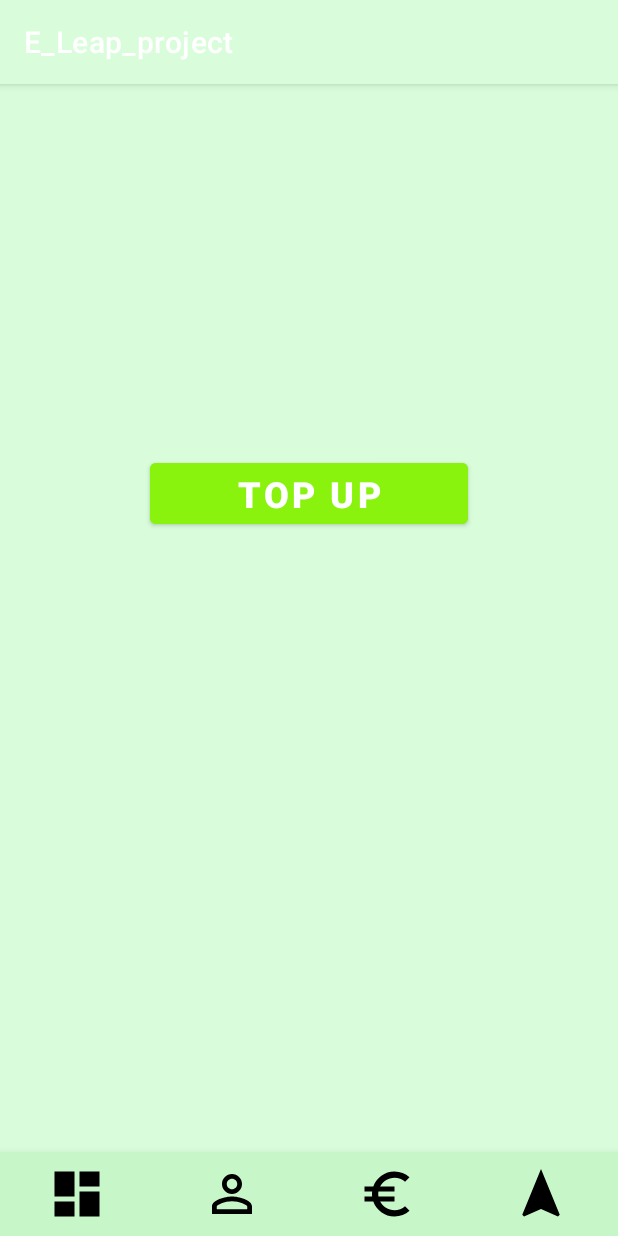
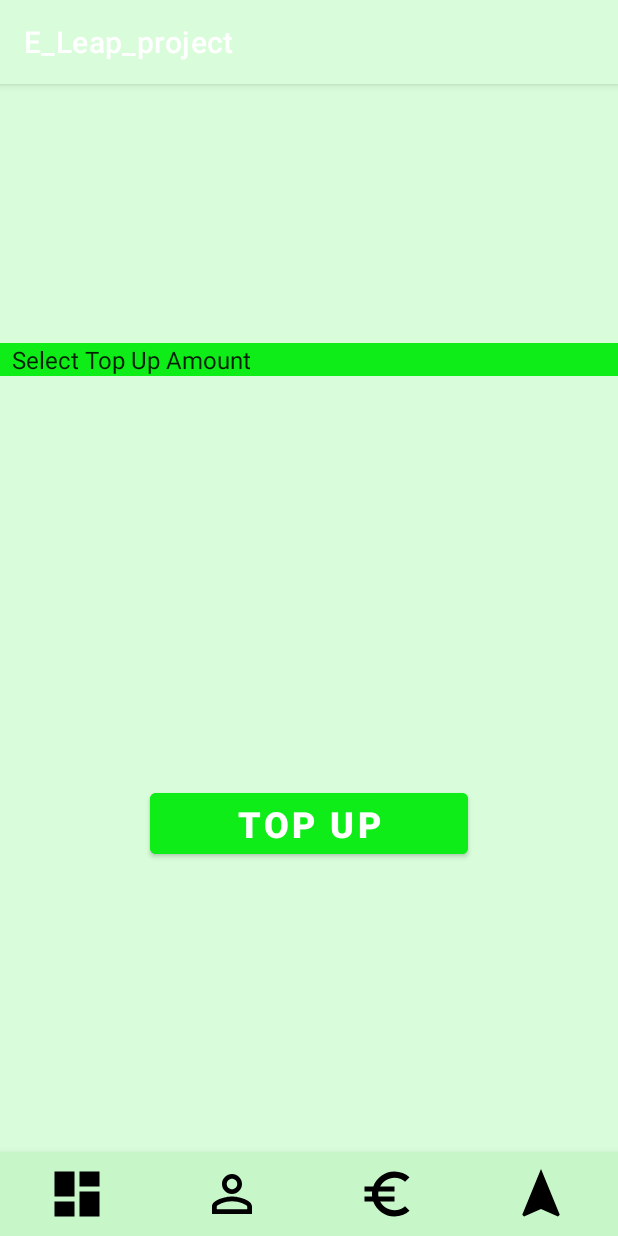
Before and after one commit to sampannap12/e-leap, an Android app: the screen it shows after launch (MainActivity), item 3 of the bottom bar chosen, on a phone screen of 412 x 824 dp. Run offline under Robolectric (Android 15) with nearby library versions, the phone set to English and light mode, and no system bars; our stand-ins replace Firebase (no records; nobody signed in at launch, a user with empty details on screens opened directly), Volley; libraries missing offline, so code that uses them is left out: com.stripe.android; 3 statements that could not run were skipped.

```diff
--- a/code/app/src/main/AndroidManifest.xml
+++ b/code/app/src/main/AndroidManifest.xml
@@ -9,6 +9,7 @@
         android:dataExtractionRules="@xml/data_extraction_rules"
         android:fullBackupContent="@xml/backup_rules"
         android:icon="@mipmap/ic_launcher"
+        android:usesCleartextTraffic="true"
         android:label="@string/app_name"
         android:roundIcon="@mipmap/ic_launcher_round"
         android:supportsRtl="true"
--- a/code/app/src/main/java/com/nfclab/e_leap_project/Dashboard_Fragment.java
+++ b/code/app/src/main/java/com/nfclab/e_leap_project/Dashboard_Fragment.java
@@ -71,12 +71,12 @@ public class Dashboard_Fragment extends Fragment   {
                             String nameResult= task.getResult().getString("Full_Name");
                             String AccountResult= task.getResult().getString("Account_Type");
                             Double balanceResult = task.getResult().getDouble("Balance");
-                            String balanc = Double.toString(balanceResult);
+
 
 
                             user_name.setText(nameResult);
                             account_type.setText(AccountResult);
-                            balance.setText(balanc);
+                            balance.setText(String.valueOf(balanceResult));
 
                         }
 
--- a/code/app/src/main/java/com/nfclab/e_leap_project/Profile.java
+++ b/code/app/src/main/java/com/nfclab/e_leap_project/Profile.java
@@ -93,8 +93,7 @@ public class Profile extends Fragment {
 
                             String nameResult = task.getResult().getString("Full_Name");
                             String AccountResult = task.getResult().getString("Account_Type");
-                            Double balanceResult = task.getResult().getDouble("Balance");
-                            String balanc = Double.toString(balanceResult);
+
                             String emailResult = task.getResult().getString("Email");
                             etname.setText(nameResult);
                             etemail.setText(emailResult);
--- a/code/app/src/main/java/com/nfclab/e_leap_project/Register.java
+++ b/code/app/src/main/java/com/nfclab/e_leap_project/Register.java
@@ -71,7 +71,7 @@ public class Register extends AppCompatActivity {
             String password = mPassword.getText().toString().trim();
             String fullname = mFullName.getText().toString().trim();
             boolean mAccountypeChecked = mAccountype.isChecked();
-            double balance = 0;
+            Double balance = 0.0;
             String AccountType;
             if (mAccountypeChecked == true)
             {
--- a/code/app/src/main/java/com/nfclab/e_leap_project/Topup.java
+++ b/code/app/src/main/java/com/nfclab/e_leap_project/Topup.java
@@ -1,44 +1,311 @@
 package com.nfclab.e_leap_project;
 
+import android.content.Context;
+import android.content.res.Resources;
 import android.os.Bundle;
+import android.view.LayoutInflater;
+import android.view.View;
+import android.view.ViewGroup;
+import android.widget.AdapterView;
+import android.widget.ArrayAdapter;
+import android.widget.Button;
+import android.widget.Spinner;
+import android.widget.Toast;
 
 import androidx.annotation.NonNull;
 import androidx.annotation.Nullable;
-import androidx.appcompat.app.AppCompatActivity;
 import androidx.fragment.app.Fragment;
 
-import android.view.LayoutInflater;
-import android.view.View;
-import android.view.ViewGroup;
-import android.widget.Button;
-import android.widget.EditText;
-import android.widget.Spinner;
+import com.android.volley.AuthFailureError;
+import com.android.volley.Request;
+import com.android.volley.RequestQueue;
+import com.android.volley.Response;
+import com.android.volley.VolleyError;
+import com.android.volley.toolbox.StringRequest;
+import com.android.volley.toolbox.Volley;
+import com.google.android.gms.tasks.OnCompleteListener;
+import com.google.android.gms.tasks.OnFailureListener;
+import com.google.android.gms.tasks.OnSuccessListener;
+import com.google.android.gms.tasks.Task;
+import com.google.firebase.auth.FirebaseAuth;
+import com.google.firebase.auth.FirebaseUser;
+import com.google.firebase.firestore.DocumentReference;
+import com.google.firebase.firestore.DocumentSnapshot;
+import com.google.firebase.firestore.FirebaseFirestore;
+import com.google.firebase.firestore.FirebaseFirestoreException;
+import com.google.firebase.firestore.Transaction;
+import com.stripe.android.PaymentConfiguration;
+import com.stripe.android.paymentsheet.PaymentSheet;
+import com.stripe.android.paymentsheet.PaymentSheetResult;
 
+import org.json.JSONException;
+import org.json.JSONObject;
+
+import java.util.HashMap;
+import java.util.Map;
 
 
 public class Topup extends Fragment {
-    Button button;
 
-    @Nullable
+    private Button payButton;
+    String PublishableKey= "pk_test_51M9TmXEmmGrai2qsgxqPP0ynZIK8kNDxl7mJSFF98Jq8kNgB6it7oHCuwWJnMccEFAGMX99CZK4kwvMtjWbN8akh00VBqp3etQ";
+    String SecreteKey = "sk_test_51M9TmXEmmGrai2qsSDlAxm8nYk8gFtglwmLF7IntK1MB7Ndn5Xx43tdf9hkIWhnJlyqCptUqKM1pQhpPRDQ4MDM800rticnD7V";
+    String CustomerId;
+    String EphericalKey;
+    String ClientSecret;
+    PaymentSheet paymentSheet;
+    String item;
+    Double balanceResult;
+    StringRequest request;
+    String amount;
+    Double new_balance;
+    private Context mContext;
+
     @Override
-    public View onCreateView(@NonNull LayoutInflater inflater, @Nullable ViewGroup container, @Nullable Bundle savedInstanceState) {
+    public void onAttach(Context context) {
+        super.onAttach(context);
+        mContext = context;
+    }
+
+    @Override
+    public View onCreateView(LayoutInflater inflater, ViewGroup container, Bundle savedInstanceState) {
         View view = inflater.inflate(R.layout.fragment_topup, container, false);
-        // Inflate the layout for this fragment
-        button =view.findViewById(R.id.top);
+        payButton = view.findViewById(R.id.top);
+
+        PaymentConfiguration.init(mContext,PublishableKey);
+        paymentSheet = new PaymentSheet(this, this::onPaymentSheetResult);
+
+
+        Spinner spinner = (Spinner) view.findViewById(R.id.spinner);
+        ArrayAdapter<CharSequence> adapter = ArrayAdapter.createFromResource(mContext,
+                R.array.Top_Up_Amount, android.R.layout.simple_spinner_item);
+        adapter.setDropDownViewResource(android.R.layout.simple_spinner_dropdown_item);
+        spinner.setAdapter(adapter);
+
+
+        spinner.setOnItemSelectedListener(new AdapterView.OnItemSelectedListener() {
+            @Override
+            public void onItemSelected(AdapterView<?> parent, View view, int position, long id) {
+                if (parent.getItemAtPosition(position).equals("Select Top Up Amount")) {
+                    //do nothing.
+                } else {
+                    item = parent.getItemAtPosition(position).toString();
+                    amount = item;
+                    request = new StringRequest(Request.Method.POST, "https://api.stripe.com/v1/customers",
+                            new Response.Listener<String>() {
+                                @Override
+                                public void onResponse(String response) {
+                                    try {
+                                        JSONObject object = new JSONObject(response);
+                                        CustomerId = object.getString("id");
+                                        Toast.makeText(mContext,"Client id"+ CustomerId,Toast.LENGTH_SHORT).show();
+                                        getEphericalKey();
+
+
+                                    } catch (JSONException e) {
+                                        e.printStackTrace();
+
+                                    }
+                                }
+                            }, new Response.ErrorListener() {
+                        @Override
+                        public void onErrorResponse(VolleyError error) {
+                            Toast.makeText(mContext, error.getLocalizedMessage(), Toast.LENGTH_SHORT).show();
+                        }
+                    }) {
+                        @Override
+                        public Map<String, String> getHeaders() throws AuthFailureError {
+                            Map<String, String> header = new HashMap<>();
+                            header.put("Authorization", "Bearer " + SecreteKey);
+                            return header;
+
+                        }
+                    };
+                    RequestQueue requestQueue = Volley.newRequestQueue(mContext);
+                    requestQueue.add(request);
+
+                }
+            }
+            @Override
+            public void onNothingSelected(AdapterView<?> parent) {
+            }
+
+
+        });
+
+
+        payButton.setOnClickListener(new View.OnClickListener() {
+            @Override
+            public void onClick(View v) {
+               paymentFlow();
+            }
+        });
 
 
         return view;
     }
-    @Override
-    public void onCreate(@Nullable Bundle savedInstanceState) {
-        super.onCreate(savedInstanceState);
 
 
 
+    public void getEphericalKey() {
+        StringRequest request = new StringRequest(Request.Method.POST, "https://api.stripe.com/v1/ephemeral_keys",
+                new Response.Listener<String>() {
+                    @Override
+                    public void onResponse(String response) {
+                        try {
+                            JSONObject object = new JSONObject(response);
+                            EphericalKey = object.getString("id");
+                            Toast.makeText(mContext,"Ephericalkey"+ EphericalKey,Toast.LENGTH_SHORT).show();
+                            getClientSecret(ClientSecret,EphericalKey);
 
 
+                        } catch (JSONException e) {
+                            e.printStackTrace();
+
+                        }
+                    }
+                }, new Response.ErrorListener() {
+            @Override
+            public void onErrorResponse(VolleyError error) {
+                Toast.makeText(mContext,error.getLocalizedMessage(),Toast.LENGTH_SHORT).show();
+            }
+        }){
+
+            @Override
+            public Map<String, String> getHeaders() throws AuthFailureError {
+                Map<String, String> header = new HashMap<>();
+                header.put("Authorization","Bearer "+ SecreteKey);
+                header.put("Stripe-Version", "2022-08-01");
+                return header;
+
+            }
+
+            @Nullable
+            @Override
+            protected Map<String, String> getParams() throws AuthFailureError {
+                Map<String, String> params = new HashMap<>();
+                params.put("customer",CustomerId);
+                return params;
+            }
+        };
+        RequestQueue requestQueue = Volley.newRequestQueue(mContext);
+        requestQueue.add(request);
 
     }
 
+    public void getClientSecret(String clientId, String ephericalKey) {
+
+        StringRequest request = new StringRequest(Request.Method.POST, "https://api.stripe.com/v1/payment_intents",
+                new Response.Listener<String>() {
+                    @Override
+                    public void onResponse(String response) {
+                        try {
+                            JSONObject object = new JSONObject(response);
+                            ClientSecret = object.getString("client_secret");
+                            Toast.makeText(mContext,"ClientSecret "+ ClientSecret,Toast.LENGTH_SHORT).show();
+
+                        } catch (JSONException e) {
+                            e.printStackTrace();
+
+                        }
+                    }
+                }, new Response.ErrorListener() {
+            @Override
+            public void onErrorResponse(VolleyError error) {
+
+            }
+        }){
+
+            @Override
+            public Map<String, String> getHeaders() throws AuthFailureError {
+                Map<String, String> header = new HashMap<>();
+                header.put("Authorization","Bearer "+ SecreteKey);
+                header.put("Stripe-Version", "2022-08-01");
+                return header;
+
+            }
+
+            @Nullable
+            @Override
+            protected Map<String, String> getParams() throws AuthFailureError {
+
+                Map<String, String> params = new HashMap<>();
+                params.put("customer",CustomerId);
+                params.put("amount", (item + "00"));
+                params.put ("currency", "eur");
+                params.put("automatic_payment_methods[enabled]", "true");
+
+                return params;
+            }
+        };
+        RequestQueue requestQueue = Volley.newRequestQueue(mContext);
+        requestQueue.add(request);
+
+    }
+
+    public void paymentFlow() {
+        paymentSheet.presentWithPaymentIntent(ClientSecret, new PaymentSheet.Configuration("E-Leap", new PaymentSheet.CustomerConfiguration(
+                CustomerId,
+                EphericalKey
+        )));
+
+    }
+
+    public void onPaymentSheetResult(PaymentSheetResult paymentSheetResult) {
+
+        if (paymentSheetResult instanceof PaymentSheetResult.Canceled) {
+            Toast.makeText(mContext, "Canceled", Toast.LENGTH_SHORT).show();
+        } else if (paymentSheetResult instanceof PaymentSheetResult.Failed) {
+            Toast.makeText(mContext, "Error", Toast.LENGTH_SHORT).show();
+        } else if (paymentSheetResult instanceof PaymentSheetResult.Completed) {
+            // Display for example, an order confirmation screen
+            Toast.makeText(mContext, "Payment Completed", Toast.LENGTH_SHORT).show();
+
+            FirebaseFirestore fstore = FirebaseFirestore.getInstance();
+            FirebaseUser user = FirebaseAuth.getInstance().getCurrentUser();
+            DocumentReference reference;
+
+            String currentID = user.getUid();
+            reference = fstore.collection("users").document(currentID);
+            reference.get()
+                    .addOnCompleteListener(new OnCompleteListener<DocumentSnapshot>() {
+                        @Override
+                        public void onComplete(@NonNull Task<DocumentSnapshot> task) {
+
+                            if(task.getResult().exists()){
+
+                                balanceResult = task.getResult().getDouble("Balance");
+                                new_balance = balanceResult+ Double.valueOf(amount);
+                            }
+
+
+                            final DocumentReference sDoc = fstore.collection("users").document(currentID);
+                            fstore.runTransaction(new Transaction.Function<Void>() {
+                                        @Override
+                                        public Void apply(Transaction transaction) throws FirebaseFirestoreException {
+
+                                            transaction.update(sDoc, "Balance", new_balance);
+
+                                            // Success
+                                            return null;
+                                        }
+                                    }).addOnSuccessListener(new OnSuccessListener<Void>() {
+                                        @Override
+                                        public void onSuccess(Void aVoid) {
+
+                                            Toast.makeText(mContext, "Updated", Toast.LENGTH_SHORT).show();
+                                        }
+                                    })
+                                    .addOnFailureListener(new OnFailureListener() {
+                                        @Override
+                                        public void onFailure(@NonNull Exception e) {
+                                            Toast.makeText(mContext, "Error Updating" +e, Toast.LENGTH_SHORT).show();
+
+                                        }
+                                    });
+                        }
+                    });
+        }
+    }
 
 }
--- a/code/app/src/main/res/layout/fragment_dashbord.xml
+++ b/code/app/src/main/res/layout/fragment_dashbord.xml
@@ -90,7 +90,7 @@
 
         <TextView
             android:id="@+id/Balance"
-            android:layout_width="77dp"
+            android:layout_width="wrap_content"
             android:layout_height="wrap_content"
             android:layout_marginLeft="30dp"
             android:layout_marginTop="60dp"
--- a/code/app/src/main/res/layout/fragment_topup.xml
+++ b/code/app/src/main/res/layout/fragment_topup.xml
@@ -13,18 +13,36 @@
         android:layout_width="0dp"
         android:layout_height="wrap_content"
         android:layout_marginStart="100dp"
-        android:layout_marginTop="35dp"
+        android:layout_marginTop="100dp"
         android:layout_marginEnd="100dp"
-        android:backgroundTint="#89F30E"
+        android:layout_marginBottom="120dp"
+        android:backgroundTint="#0FED18"
         android:text="Top UP"
         android:textSize="24sp"
         android:textStyle="bold"
         app:layout_constraintBottom_toBottomOf="parent"
         app:layout_constraintEnd_toEndOf="parent"
-        app:layout_constraintHorizontal_bias="0.0"
+        app:layout_constraintHorizontal_bias="1.0"
+        app:layout_constraintStart_toStartOf="parent"
+        app:layout_constraintTop_toBottomOf="@+id/spinner"
+        />
+
+    <Spinner
+        android:id="@+id/spinner"
+        style="@style/Widget.AppCompat.Spinner.DropDown"
+        android:layout_width="match_parent"
+        android:layout_height="wrap_content"
+        android:layout_gravity="center"
+        android:layout_marginTop="100dp"
+        android:background="#0FED18"
+        android:layout_marginBottom="100dp"
+        app:layout_constraintBottom_toTopOf="@+id/top"
+        app:layout_constraintEnd_toEndOf="parent"
         app:layout_constraintStart_toStartOf="parent"
         app:layout_constraintTop_toTopOf="parent"
-        app:layout_constraintVertical_bias="0.339" />
+        android:popupBackground="#89F30E"
+        android:inputType="number"
+        tools:ignore="MissingConstraints"/>
 
 
 </androidx.constraintlayout.widget.ConstraintLayout>
--- a/code/app/src/main/res/values/strings.xml
+++ b/code/app/src/main/res/values/strings.xml
@@ -2,4 +2,15 @@
     <string name="app_name">E_Leap_project</string>
     <!-- TODO: Remove or change this placeholder text -->
     <string name="hello_blank_fragment">Hello blank fragment</string>
+
+        <string-array name="Top_Up_Amount">
+            <item>Select Top Up Amount</item>
+            <item>5</item>
+            <item>10</item>
+            <item>15</item>
+            <item>20</item>
+            <item>25</item>
+            <item>30</item>
+        </string-array>
+
 </resources>
```
Also changed, not shown: code/app/build.gradle (+4 -3 lines).
